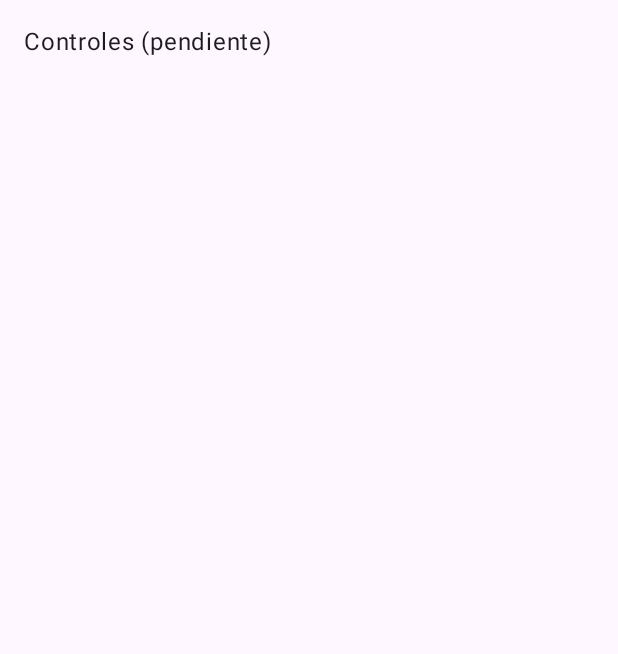
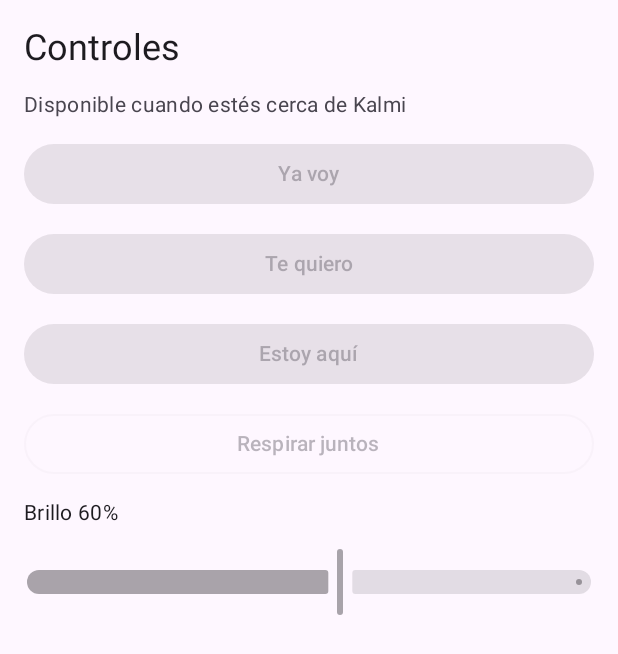
Before and after one commit to vngerus/Kalmi, an Android app built with Jetpack Compose: the composable ControlesScreen shown on its own in the app's theme, on a phone screen of 412 x 824 dp. Shown: the top 654 px of the screen. Run offline under Robolectric (Android 15) with nearby library versions, the phone set to English and light mode, and no system bars; 3 statements that could not run were skipped.

Commit message:
feat(ui): pantalla Controles con mensajes y brillo

```diff
--- a/app/src/main/java/cl/kalmi/app/ui/controles/ControlesScreen.kt
+++ b/app/src/main/java/cl/kalmi/app/ui/controles/ControlesScreen.kt
@@ -1,21 +1,152 @@
 package cl.kalmi.app.ui.controles
 
+import androidx.compose.foundation.layout.Arrangement
+import androidx.compose.foundation.layout.Column
+import androidx.compose.foundation.layout.fillMaxWidth
 import androidx.compose.foundation.layout.padding
+import androidx.compose.foundation.rememberScrollState
+import androidx.compose.foundation.verticalScroll
+import androidx.compose.material3.Button
+import androidx.compose.material3.MaterialTheme
+import androidx.compose.material3.OutlinedButton
+import androidx.compose.material3.Slider
 import androidx.compose.material3.Text
 import androidx.compose.runtime.Composable
+import androidx.compose.runtime.getValue
+import androidx.compose.runtime.mutableFloatStateOf
+import androidx.compose.runtime.mutableIntStateOf
+import androidx.compose.runtime.saveable.rememberSaveable
+import androidx.compose.runtime.setValue
 import androidx.compose.ui.Modifier
+import androidx.compose.ui.tooling.preview.Preview
 import androidx.compose.ui.unit.dp
+import androidx.lifecycle.compose.collectAsStateWithLifecycle
+import cl.kalmi.app.domain.Comando
+import cl.kalmi.app.domain.EstadoComando
+import cl.kalmi.app.domain.EstadoConexion
 import cl.kalmi.app.ui.KalmiViewModel
+import cl.kalmi.app.ui.theme.KalmiTheme
+import kotlin.math.abs
+import kotlin.math.roundToInt
 
-/**
- * TODO(colega): guía §15.3. Seguir el patrón de InicioScreen (Screen + Contenido con @Preview).
- * - Botones "Ya voy" / "Te quiero" / "Estoy aquí" → vm.enviar(Comando.Mensaje(0|1|2))
- * - "Respirar juntos" → vm.enviar(Comando.Respirar)
- * - Slider de brillo → vm.enviar(Comando.Brillo(v)) en onValueChangeFinished
- * - Feedback con vm.estadoComando ("Enviando… / ✓ Confirmado (38 ms) / Sin confirmación"), RTT en vm.calidad
- * - Deshabilitar todo si vm.conexion no es Conectado: "Disponible cuando estés cerca de Kalmi"
- */
+/** Textos de `Comando.Mensaje(k)`: el índice es el `k` del protocolo (MSG,0..2). */
+private val MENSAJES = listOf("Ya voy", "Te quiero", "Estoy aquí")
+
+private const val BRILLO_INICIAL = 60
+private const val CAMBIO_MINIMO_BRILLO = 5
+
+/** Guía §15.3. Mensajes, respiración y brillo. Todo se deshabilita sin conexión BLE. */
 @Composable
 fun ControlesScreen(vm: KalmiViewModel, modifier: Modifier = Modifier) {
-    Text("Controles (pendiente)", modifier.padding(16.dp))
+    val conexion by vm.conexion.collectAsStateWithLifecycle()
+    val estado by vm.estadoComando.collectAsStateWithLifecycle()
+    val calidad by vm.calidad.collectAsStateWithLifecycle()
+
+    ControlesContenido(
+        conectado = conexion is EstadoConexion.Conectado,
+        estado = estado,
+        rttMs = calidad.ultimoRttMs,
+        onEnviar = { vm.enviar(it) },
+        modifier = modifier,
+    )
 }
+
+@Composable
+fun ControlesContenido(
+    conectado: Boolean,
+    estado: Pair<Comando, EstadoComando>?,
+    rttMs: Long?,
+    onEnviar: (Comando) -> Unit,
+    modifier: Modifier = Modifier,
+) {
+    // El brillo se envía al soltar el deslizador (cubre el máximo de 1 envío cada 300 ms)
+    // y solo si cambió lo suficiente respecto del último valor enviado.
+    var brillo by rememberSaveable { mutableFloatStateOf(BRILLO_INICIAL.toFloat()) }
+    var brilloEnviado by rememberSaveable { mutableIntStateOf(BRILLO_INICIAL) }
+
+    Column(
+        modifier
+            .verticalScroll(rememberScrollState())
+            .padding(16.dp),
+        verticalArrangement = Arrangement.spacedBy(12.dp),
+    ) {
+        Text("Controles", style = MaterialTheme.typography.headlineSmall)
+
+        if (!conectado) {
+            Text(
+                "Disponible cuando estés cerca de Kalmi",
+                style = MaterialTheme.typography.bodyMedium,
+                color = MaterialTheme.colorScheme.onSurfaceVariant,
+            )
+        }
+
+        MENSAJES.forEachIndexed { k, texto ->
+            Button(
+                onClick = { onEnviar(Comando.Mensaje(k)) },
+                enabled = conectado,
+                modifier = Modifier.fillMaxWidth(),
+            ) { Text(texto) }
+        }
+
+        OutlinedButton(
+            onClick = { onEnviar(Comando.Respirar) },
+            enabled = conectado,
+            modifier = Modifier.fillMaxWidth(),
+        ) { Text("Respirar juntos") }
+
+        Text("Brillo ${brillo.roundToInt()}%", style = MaterialTheme.typography.bodyMedium)
+        Slider(
+            value = brillo,
+            onValueChange = { brillo = it },
+            onValueChangeFinished = {
+                val v = brillo.roundToInt()
+                if (abs(v - brilloEnviado) >= CAMBIO_MINIMO_BRILLO) {
+                    brilloEnviado = v
+                    onEnviar(Comando.Brillo(v))
+                }
+            },
+            valueRange = 10f..100f,
+            enabled = conectado,
+        )
+
+        textoEstado(estado, rttMs)?.let {
+            Text(it, style = MaterialTheme.typography.labelLarge)
+        }
+    }
+}
+
+/** "Ya voy: ✓ Confirmado (38 ms)". Null si todavía no se envió ningún comando. */
+private fun textoEstado(estado: Pair<Comando, EstadoComando>?, rttMs: Long?): String? {
+    val (comando, e) = estado ?: return null
+    val detalle = when (e) {
+        EstadoComando.ENVIANDO -> "Enviando…"
+        EstadoComando.CONFIRMADO -> "✓ Confirmado" + (rttMs?.let { " ($it ms)" } ?: "")
+        EstadoComando.SIN_CONFIRMACION -> "Sin confirmación"
+    }
+    return "${comando.etiqueta()}: $detalle"
+}
+
+private fun Comando.etiqueta(): String = when (this) {
+    is Comando.Mensaje -> MENSAJES.getOrElse(k) { "Mensaje" }
+    Comando.Respirar -> "Respirar juntos"
+    is Comando.Brillo -> "Brillo $valor%"
+    Comando.Atendido -> "Atendido"
+    is Comando.Preguntar -> "Pregunta"
+}
+
+@Preview(showBackground = true)
+@Composable
+private fun ControlesPreview() = KalmiTheme {
+    ControlesContenido(
+        conectado = true,
+        estado = Comando.Mensaje(0) to EstadoComando.CONFIRMADO,
+        rttMs = 38,
+        onEnviar = {},
+    )
+}
+
+@Preview(showBackground = true)
+@Composable
+private fun ControlesSinConexionPreview() = KalmiTheme {
+    ControlesContenido(conectado = false, estado = null, rttMs = null, onEnviar = {})
+}
```
Also changed, not shown: 1 other file.
